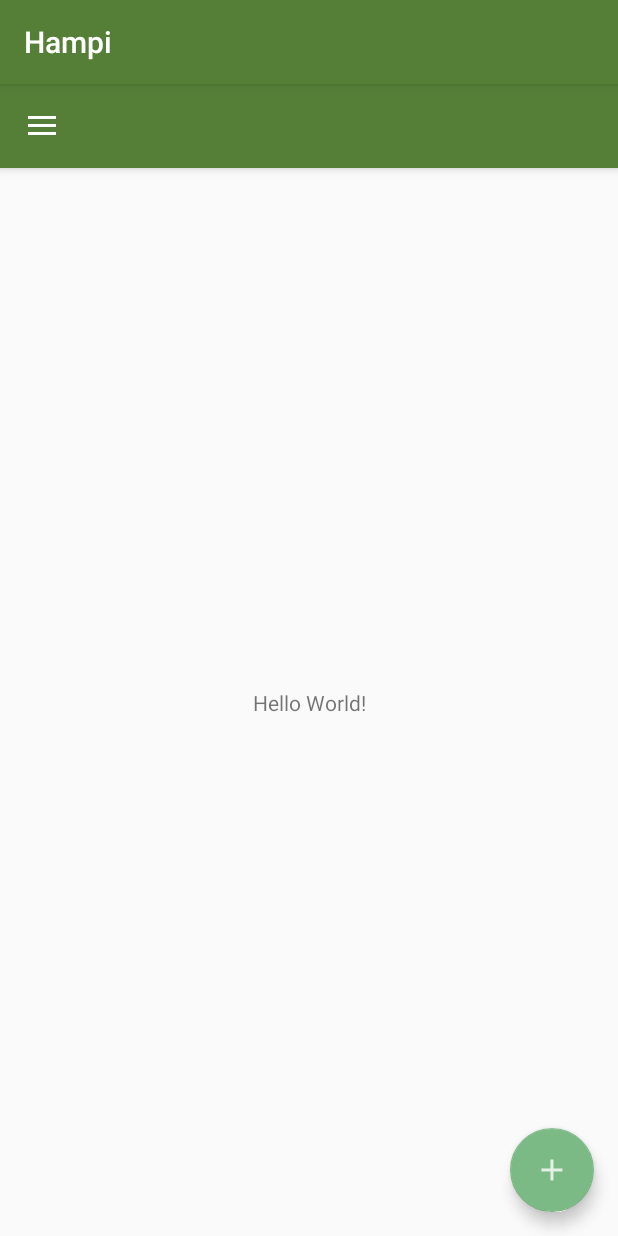
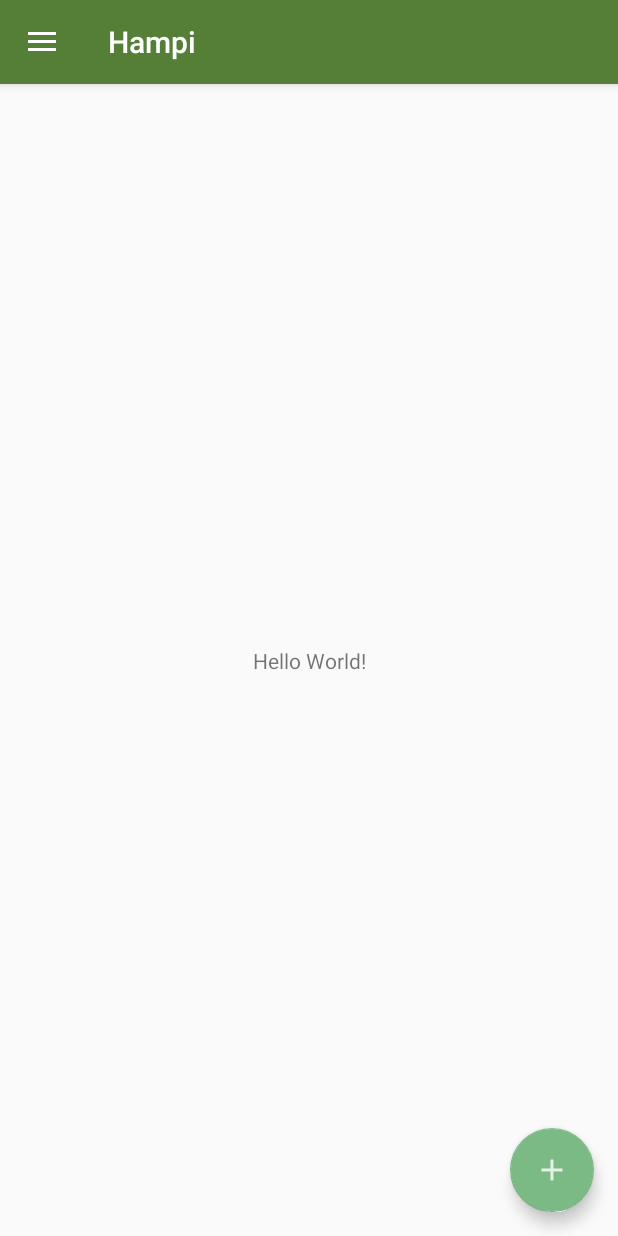
Before and after one commit to sancarbar/hampi, an Android app: the screen it shows after launch once a user with an empty profile is signed in (MainActivity), on a phone screen of 412 x 824 dp. Run offline under Robolectric (Android 15) with nearby library versions, the phone set to English and light mode, and no system bars; our stand-ins replace CircleImageView, Firebase (no records; nobody signed in at launch, a user with empty details on screens opened directly), Picasso.

```diff
--- a/app/build.gradle
+++ b/app/build.gradle
@@ -30,6 +30,8 @@ dependencies {
   implementation 'com.android.support.constraint:constraint-layout:1.1.2'
   implementation "com.google.firebase:firebase-core:16.0.1"
   implementation "com.google.firebase:firebase-auth:16.0.2"
+  implementation 'com.squareup.picasso:picasso:2.71828'
+  implementation 'de.hdodenhof:circleimageview:2.2.0'
   implementation 'com.google.android.gms:play-services-auth:15.0.1'
   testImplementation 'junit:junit:4.12'
   androidTestImplementation 'com.android.support.test:runner:1.0.2'
--- a/app/src/main/AndroidManifest.xml
+++ b/app/src/main/AndroidManifest.xml
@@ -3,6 +3,7 @@
           xmlns:android="http://schemas.android.com/apk/res/android">
 
   <application
+      android:fullBackupContent="true"
       android:allowBackup="true"
       android:icon="@mipmap/ic_launcher"
       android:label="@string/app_name"
@@ -20,7 +21,9 @@
       </intent-filter>
     </activity>
     <activity android:name=".ui.activity.MainActivity" />
-    <activity android:name=".ui.activity.LoginActivity" />
+    <activity
+        android:name=".ui.activity.LoginActivity"
+        android:theme="@android:style/Theme.NoTitleBar" />
   </application>
 
 </manifest>
--- a/app/src/main/java/co/sancarbar/hampi/ui/activity/MainActivity.kt
+++ b/app/src/main/java/co/sancarbar/hampi/ui/activity/MainActivity.kt
@@ -1,5 +1,6 @@
 package co.sancarbar.hampi.ui.activity
 
+import android.content.Intent
 import android.os.Bundle
 import android.support.design.widget.NavigationView
 import android.support.design.widget.Snackbar
@@ -7,11 +8,18 @@ import android.support.v4.view.GravityCompat
 import android.support.v7.app.ActionBarDrawerToggle
 import android.support.v7.app.AppCompatActivity
 import android.view.MenuItem
+import android.widget.TextView
 import co.sancarbar.hampi.R
+import com.google.firebase.auth.FirebaseAuth
+import com.squareup.picasso.Picasso
+import de.hdodenhof.circleimageview.CircleImageView
 import kotlinx.android.synthetic.main.activity_main.*
 import kotlinx.android.synthetic.main.app_bar_main.*
 
-class MainActivity : AppCompatActivity(), NavigationView.OnNavigationItemSelectedListener {
+class MainActivity : AppCompatActivity(), NavigationView.OnNavigationItemSelectedListener, FirebaseAuth.AuthStateListener {
+
+
+    private var firebaseAuth = FirebaseAuth.getInstance()
 
     override fun onCreate(savedInstanceState: Bundle?) {
         super.onCreate(savedInstanceState)
@@ -23,6 +31,11 @@ class MainActivity : AppCompatActivity(), NavigationView.OnNavigationItemSelecte
                     .setAction("Action", null).show()
         }
 
+        configureNavigationDrawer()
+        firebaseAuth.addAuthStateListener(this)
+    }
+
+    private fun configureNavigationDrawer() {
         val toggle = ActionBarDrawerToggle(
                 this, drawer_layout, toolbar, R.string.navigation_drawer_open, R.string.navigation_drawer_close)
         drawer_layout.addDrawerListener(toggle)
@@ -43,18 +56,36 @@ class MainActivity : AppCompatActivity(), NavigationView.OnNavigationItemSelecte
         // Handle navigation view item clicks here.
         when (item.itemId) {
 
-            R.id.nav_manage -> {
-
-            }
             R.id.nav_share -> {
 
             }
+
             R.id.nav_logout -> {
-
+                firebaseAuth.signOut()
             }
         }
 
         drawer_layout.closeDrawer(GravityCompat.START)
         return true
     }
+
+    override fun onAuthStateChanged(firebaseAuth: FirebaseAuth) {
+        val user = firebaseAuth.currentUser
+        if (user != null) {
+            val headerView = nav_view.getHeaderView(0)
+            val username = headerView.findViewById<TextView>(R.id.username)
+            username.text = user.displayName
+            val email = headerView.findViewById<TextView>(R.id.email)
+            email.text = user.email
+            if (user.photoUrl != null) {
+                val profileImage = headerView.findViewById<CircleImageView>(R.id.profile_image)
+                Picasso.get().load(user.photoUrl).into(profileImage)
+            }
+
+        } else {
+            startActivity(Intent(this, LoginActivity::class.java))
+            finish()
+        }
+    }
+
 }
--- a/app/src/main/res/drawable/side_nav_bar.xml
+++ b/app/src/main/res/drawable/side_nav_bar.xml
@@ -2,8 +2,8 @@
        android:shape="rectangle">
   <gradient
       android:angle="135"
-      android:centerColor="#009688"
-      android:endColor="#00695C"
-      android:startColor="#4DB6AC"
+      android:centerColor="@color/colorAccent"
+      android:endColor="@color/colorPrimary"
+      android:startColor="@color/colorPrimaryDark"
       android:type="linear" />
 </shape>
--- a/app/src/main/res/layout/activity_login.xml
+++ b/app/src/main/res/layout/activity_login.xml
@@ -8,6 +8,7 @@
 
 
   <ImageView
+      android:contentDescription="@string/application_icon"
       android:layout_width="100dp"
       android:layout_height="100dp"
       android:layout_marginTop="90dp"
@@ -36,7 +37,6 @@
   <com.google.android.gms.common.SignInButton
       android:id="@+id/signInButton"
       android:layout_width="wrap_content"
-      android:layout_height="wrap_content"
-      android:onClick="onGoogleSignInClicked" />
+      android:layout_height="wrap_content" />
 
 </LinearLayout>
--- a/app/src/main/res/menu/activity_main_drawer.xml
+++ b/app/src/main/res/menu/activity_main_drawer.xml
@@ -4,10 +4,7 @@
       tools:showIn="navigation_view">
 
   <group android:checkableBehavior="single">
-    <item
-        android:id="@+id/nav_manage"
-        android:icon="@drawable/ic_menu_manage"
-        android:title="@string/settings" />
+
     <item
         android:id="@+id/nav_share"
         android:icon="@drawable/ic_menu_share"
--- a/app/src/main/res/values/strings.xml
+++ b/app/src/main/res/values/strings.xml
@@ -2,8 +2,6 @@
   <string name="app_name">Hampi</string>
   <string name="navigation_drawer_open">Open navigation drawer</string>
   <string name="navigation_drawer_close">Close navigation drawer</string>
-  <string name="nav_header_title">Android Studio</string>
-  <string name="nav_header_subtitle">android.studio@android.com</string>
   <string name="nav_header_desc">Navigation header</string>
   <string name="action_settings">Settings</string>
   <string name="logout">Logout</string>
@@ -12,4 +10,5 @@
   <string name="web_client_id"> 660294914082-mp02mdpes2q756r4as82kqhvg2d9lksf.apps.googleusercontent.com</string>
   <string name="loading">loading…</string>
   <string name="natural_medicine_for_everyone">Natural medicine for everyone</string>
+  <string name="application_icon">application icon</string>
 </resources>
--- a/app/src/main/res/values/styles.xml
+++ b/app/src/main/res/values/styles.xml
@@ -6,12 +6,10 @@
     <item name="colorPrimary">@color/colorPrimary</item>
     <item name="colorPrimaryDark">@color/colorPrimaryDark</item>
     <item name="colorAccent">@color/colorAccent</item>
-  </style>
-
-  <style name="AppTheme.NoActionBar">
     <item name="windowActionBar">false</item>
     <item name="windowNoTitle">true</item>
   </style>
+
 
   <style name="AppTheme.AppBarOverlay" parent="ThemeOverlay.AppCompat.Dark.ActionBar" />
 
```
Also changed, not shown: app/src/main/java/co/sancarbar/hampi/ui/activity/LoginActivity.kt (+7 -11 lines), app/src/main/res/layout/nav_header_main.xml (+11 -11 lines).
